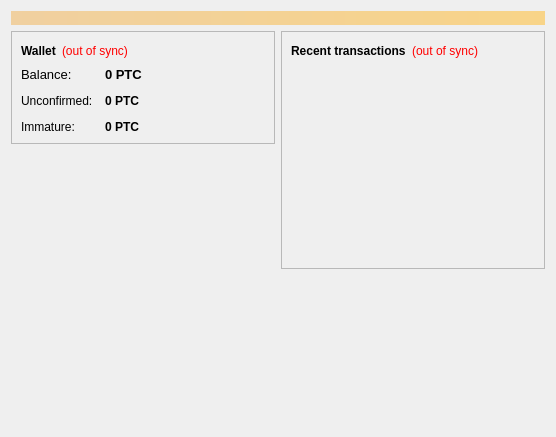
Qt form src/qt/forms/overviewpage.ui (mp2apps/pesetacoin-master) before a commit.
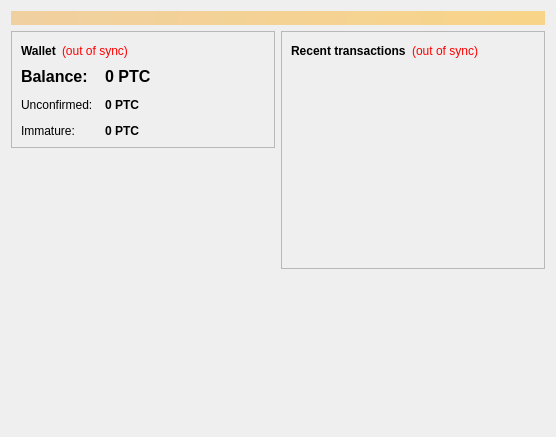
The same form after that commit. Icons and pictures are not drawn.

Patch:
```diff
--- a/src/qt/forms/overviewpage.ui
+++ b/src/qt/forms/overviewpage.ui
@@ -104,7 +104,10 @@
              <widget class="QLabel" name="label">
               <property name="font">
                <font>
-                <pointsize>10</pointsize>
+                <family>Ubuntu</family>
+                <pointsize>12</pointsize>
+                <weight>75</weight>
+                <bold>true</bold>
                </font>
               </property>
               <property name="text">
@@ -116,7 +119,7 @@
              <widget class="QLabel" name="labelBalance">
               <property name="font">
                <font>
-                <pointsize>10</pointsize>
+                <pointsize>12</pointsize>
                 <weight>75</weight>
                 <bold>true</bold>
                </font>
```
Left out of the diff: 2 changed lines with no effect on the pictures.
